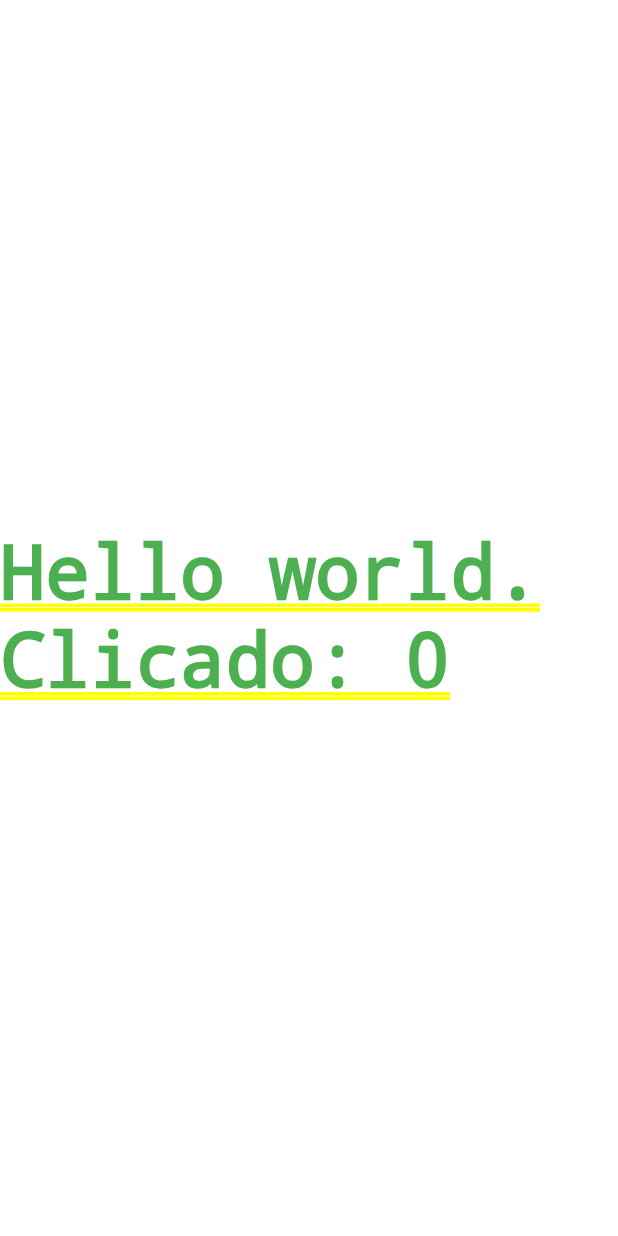
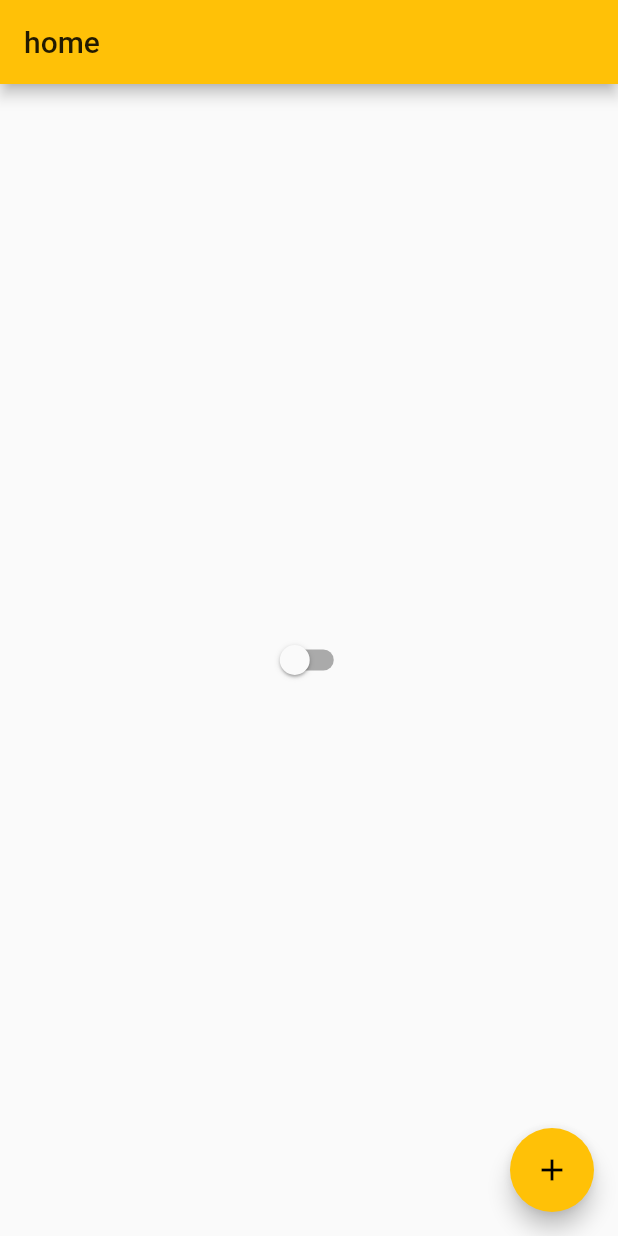
Before and after one commit to deal-machine/dart-training, a Flutter app: the screen it shows after launch, on a phone screen of 412 x 824 dp. Run offline on Flutter 3.47's test engine with Material 2 defaults, Android fonts, the phone set to English and light mode, and no system bars.

Commit message:
created themes

```diff
--- /dev/null
+++ b/lib/app_controller.dart
@@ -0,0 +1,11 @@
+import 'package:flutter/widgets.dart';
+
+class AppController extends ChangeNotifier {
+  static AppController instance = AppController();
+
+  bool isDarkTheme = false;
+  changeTheme() {
+    isDarkTheme = !isDarkTheme;
+    notifyListeners();
+  }
+}
--- a/lib/home_page.dart
+++ b/lib/home_page.dart
@@ -1,4 +1,5 @@
 import 'package:flutter/material.dart';
+import 'package:training_dart/app_controller.dart';
 
 class HomePage extends StatefulWidget {
   @override
@@ -9,22 +10,27 @@ class HomePage extends StatefulWidget {
 
 class HomePageState extends State<HomePage> {
   int count = 0;
+  bool turnTheme = false;
 
   @override
   Widget build(BuildContext context) {
-    return Container(
-      child: Center(
-        child: GestureDetector(
-            child: Text(
-              'Hello world. Clicado: $count',
-              textDirection: TextDirection.ltr,
-              style: TextStyle(color: Colors.green, fontSize: 50),
-            ),
-            onTap: () {
-              setState(() {
-                count++;
-              });
+    return Scaffold(
+      appBar: AppBar(
+        title: Text('home'),
+      ),
+      body: Center(
+        child: Switch(
+            value: AppController.instance.isDarkTheme,
+            onChanged: (value) {
+              AppController.instance.changeTheme();
             }),
+      ),
+      floatingActionButton: FloatingActionButton(
+        onPressed: () => setState(() {
+          count++;
+        }),
+        child: Icon(Icons.add_outlined),
+        backgroundColor: (Colors.amber),
       ),
     );
   }
--- a/lib/main.dart
+++ b/lib/main.dart
@@ -2,5 +2,5 @@ import 'package:flutter/material.dart';
 import './my_app.dart';
 
 main() {
-  runApp(MyApp(title: 'DEAL MACHINE.'));
+  runApp(MyApp());
 }
--- a/lib/my_app.dart
+++ b/lib/my_app.dart
@@ -1,16 +1,23 @@
 import 'package:flutter/material.dart';
+import 'package:training_dart/app_controller.dart';
 import './home_page.dart';
 
 class MyApp extends StatelessWidget {
-  final String title;
-
-  const MyApp({Key? key, required this.title}) : super(key: key);
-
   @override
   Widget build(BuildContext context) {
-    return MaterialApp(
-      theme: ThemeData.dark(),
-      home: HomePage(),
+    return AnimatedBuilder(
+      animation: AppController.instance,
+      builder: (context, child) {
+        return MaterialApp(
+          theme: ThemeData(
+            primarySwatch: Colors.amber,
+            brightness: AppController.instance.isDarkTheme
+                ? Brightness.dark
+                : Brightness.light,
+          ),
+          home: HomePage(),
+        );
+      },
     );
   }
 }
```
Also changed, not shown: 1 other file.
